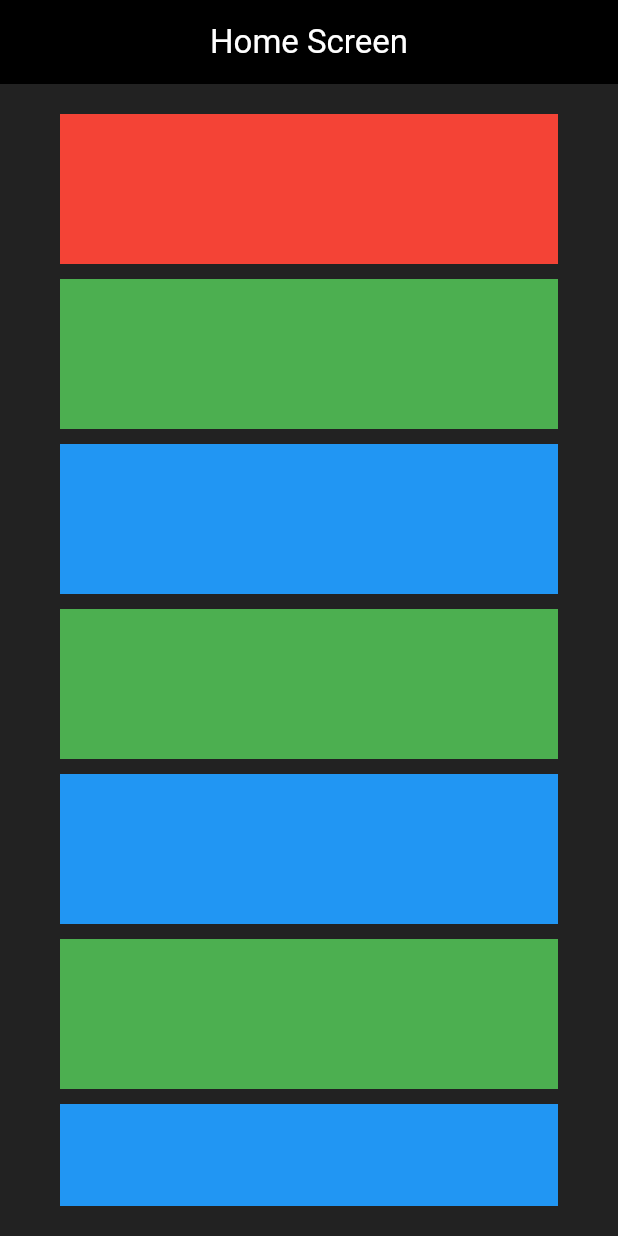
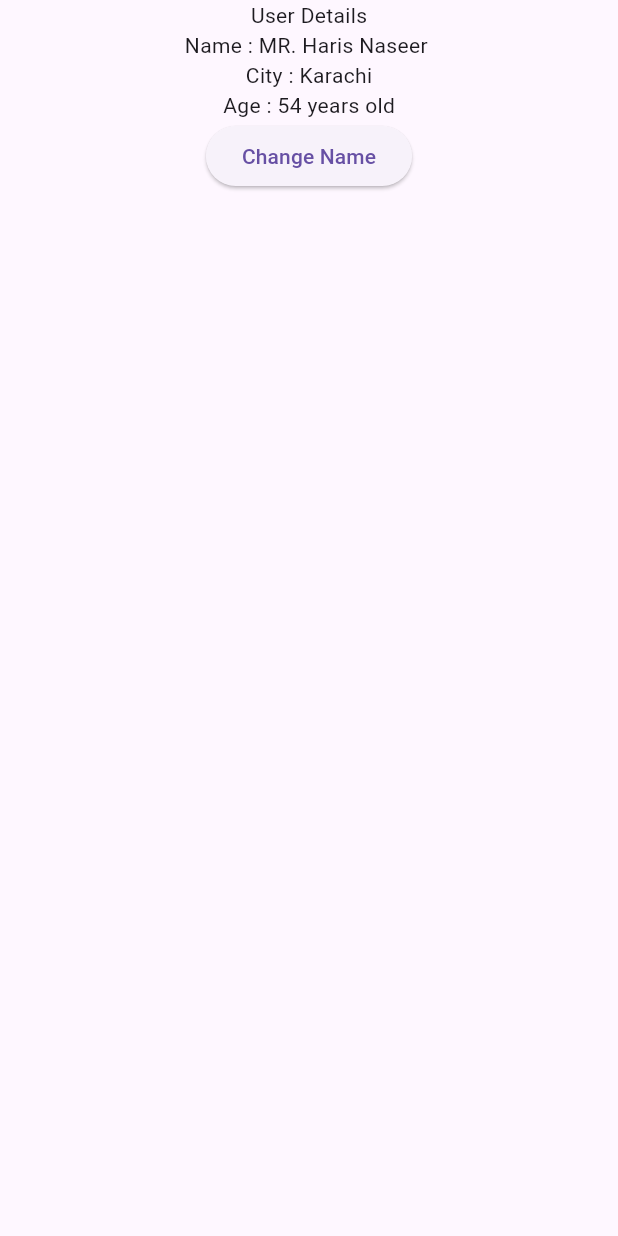
Before and after one commit to Owaisk23/MobAppDevelopment, a Flutter app: the screen it shows after launch, on a phone screen of 412 x 824 dp. Run offline on Flutter 3.47's test engine with Material 3 defaults, Android fonts, the phone set to English and light mode, and no system bars; our stand-ins replace cloud_firestore, firebase_auth, firebase_core; accounts and stored records are empty.

Commit message:
added details & product card

```diff
--- /dev/null
+++ b/flutter/firstapp/lib/details.dart
@@ -0,0 +1,39 @@
+import 'package:flutter/material.dart';
+
+class Details extends StatefulWidget {
+  const Details({ Key? key }) : super(key: key);
+
+  @override
+  _DetailsState createState() => _DetailsState();
+}
+
+class _DetailsState extends State<Details> {
+  var user = {"name": "Haris Naseer", "age": 54, "city": "Karachi"};
+
+  String name = "Haris";
+  @override
+  Widget build(BuildContext context) {
+    return Scaffold(
+      body: Center(
+        child: Column(
+          children: [
+            Text("User Details"),
+            /// Interpolation
+            Text("Name : MR. ${user["name"]} "),
+            Text("City : ${user["city"]}"),
+            Text("Age : ${user["age"]} years old"),
+            ElevatedButton(
+                onPressed: () {
+                  print("Before : ${ user["name"]}");
+                  setState(() {
+                     user["name"] = "Sir Haris Naseer";
+                  });
+                  print("After : ${ user["name"]}");
+                },
+                child: Text("Change Name"))
+          ],
+        ),
+      ),
+    );
+  }
+}
--- a/flutter/firstapp/lib/main.dart
+++ b/flutter/firstapp/lib/main.dart
@@ -1,5 +1,8 @@
 // import 'package:firstapp/DarazScreen.dart';
-import 'package:firstapp/FirstScreen.dart';
+// import 'package:firstapp/FirstScreen.dart';
+// import 'package:firstapp/product.dart';
+import 'package:firstapp/details.dart';
+// import 'package:firstapp/test.dart';
 import 'package:flutter/material.dart';
 
 void main() {
@@ -7,7 +10,7 @@ void main() {
   runApp(
     MaterialApp(
       debugShowCheckedModeBanner: false,
-      home: FirstScreen()
+      home: Details()
     ),
   );
 }
```
Also changed, not shown: flutter/firstapp/lib/listview.dart (added, +111 -0 lines), flutter/firstapp/lib/product.dart (added, +77 -0 lines), flutter/firstapp/lib/test.dart (added, +38 -0 lines).
